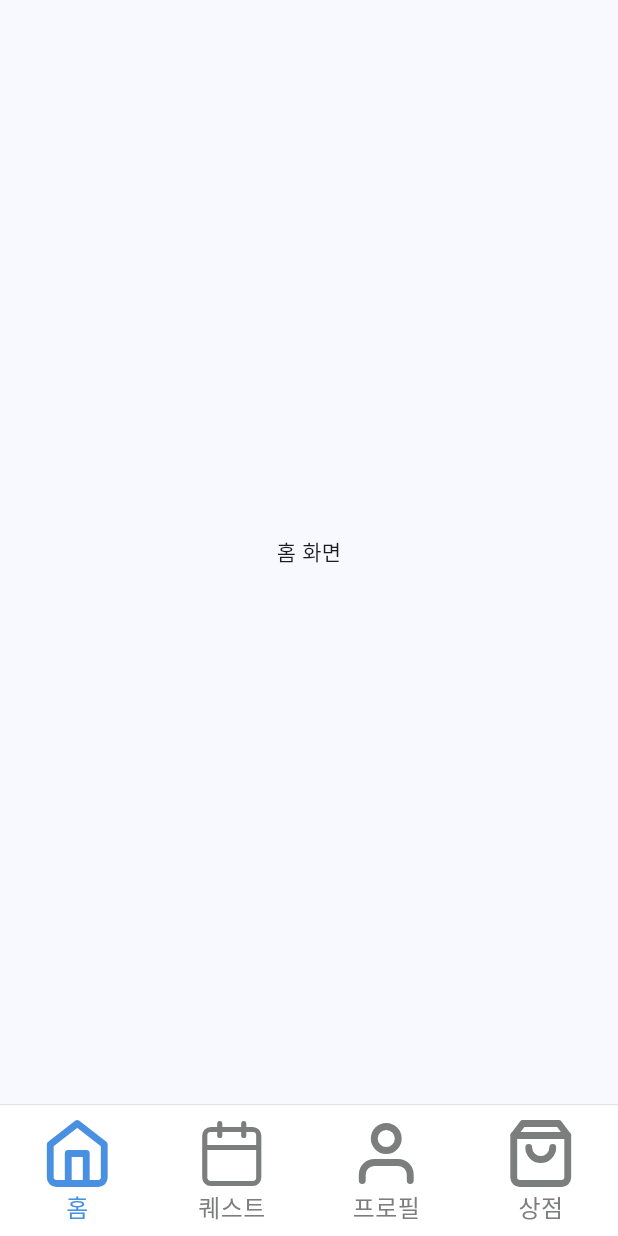
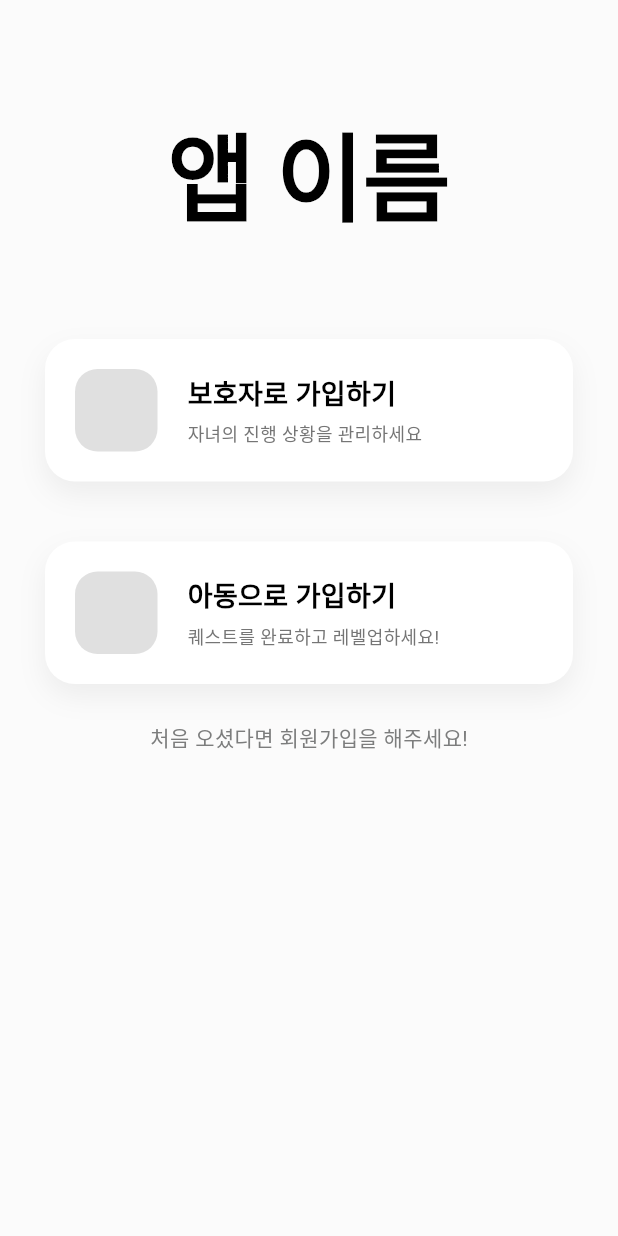
Before and after one commit to IS4Ps/frontend, a Flutter app: the screen it shows after launch, on a phone screen of 412 x 824 dp. Run offline on Flutter 3.47's test engine with Material 3 defaults, Android fonts, the light colour scheme and no system bars; our stand-ins replace flutter_svg.

Commit message:
[FEAT/#23] 앱 메인 화면 UI + 부모 화면 바텀네비게이션 추가

```diff
--- a/lib/main_screen.dart
+++ b/lib/child_main_screen.dart
@@ -1,23 +1,23 @@
 import 'package:flutter/material.dart';
 import 'package:flutter_svg/flutter_svg.dart'; // SVG 사용을 위해 꼭 필요
 import 'screens/quest/quest_screen.dart';
-import 'screens/home_screen.dart';
+import 'screens/home/home_screen.dart';
 import 'screens/profile/profile_screen.dart';
-import 'screens/store_screen.dart';
+import 'screens/store/store_screen.dart';
 
-class MainScreen extends StatefulWidget {
-  const MainScreen({super.key});
+class ChildMainScreen extends StatefulWidget {
+  const ChildMainScreen({super.key});
 
   @override
-  State<MainScreen> createState() => _MainScreenState();
+  State<ChildMainScreen> createState() => _MainScreenState();
 }
 
-class _MainScreenState extends State<MainScreen> {
+class _MainScreenState extends State<ChildMainScreen> {
   int _selectedIndex = 0; // 현재 선택된 탭의 인덱스
 
   final List<Widget> _screens = [
-    const Center(child: Text("홈 화면")),   // 0번: 홈
-    const QuestScreen(),   // 1번: 퀘스트 (오늘 만든 화면!)
+    const Center(child: Text("아동")),   // 0번: 홈
+    const QuestScreen(),
     const ProfileScreen(),
     const StoreScreen(),
   ];
--- a/lib/main.dart
+++ b/lib/main.dart
@@ -1,5 +1,5 @@
 import 'package:flutter/material.dart';
-import 'main_screen.dart'; // 우리가 만든 파일을 불러와야 해!
+import 'start_screen.dart'; // 처음엔 시작 화면을 띄우기
 
 void main() {
   runApp(const MyApp());
@@ -11,14 +11,13 @@ class MyApp extends StatelessWidget {
   @override
   Widget build(BuildContext context) {
     return MaterialApp(
+      debugShowCheckedModeBanner: false,
       title: 'IS4Ps',
-      debugShowCheckedModeBanner: false, // 오른쪽 위 디버그 띠 제거
       theme: ThemeData(
         colorScheme: ColorScheme.fromSeed(seedColor: const Color(0xFF1687E3)),
         useMaterial3: true,
       ),
-      // 앱이 켜지면 보여줄 첫 화면 설정
-      home: const MainScreen(),
+      home: const StartScreen(), // 첫 화면은 시작 화면!
     );
   }
 }
--- /dev/null
+++ b/lib/start_screen.dart
@@ -0,0 +1,143 @@
+import 'package:flutter/material.dart';
+import 'package:frontend/child_main_screen.dart';
+import 'package:frontend/parent_main_screen.dart';
+
+class StartScreen extends StatelessWidget {
+  const StartScreen({super.key});
+
+  @override
+  Widget build(BuildContext context) {
+    return Scaffold(
+      backgroundColor: Color(0xFFFBFBFB),
+      body: SafeArea(
+        child: SizedBox(
+          width: double.infinity,
+          height: double.infinity,
+          child: Padding(
+            padding: const EdgeInsets.symmetric(horizontal: 30),
+            child: Column(
+              children: [
+                const SizedBox(height: 69), // 상단 여백
+
+                // 1. 앱 타이틀
+                const Text(
+                  '앱 이름',
+                  style: TextStyle(
+                    fontSize: 64,
+                    fontWeight: FontWeight.bold,
+                    color: Colors.black,
+                    letterSpacing: -1.2,
+                  ),
+                ),
+
+                // 2. 타이틀과 버튼 사이의 공간
+                const SizedBox(height: 60),
+
+                // 3. 보호자 버튼
+                _buildRoleButton(
+                  title: '보호자로 가입하기',
+                  subtitle: '자녀의 진행 상황을 관리하세요',
+                  onTap: () {
+                    Navigator.push(
+                      context,
+                      MaterialPageRoute(builder: (context) => const ParentMainScreen())
+                    );
+                  },
+                ),
+
+                const SizedBox(height: 40),
+
+                // 4. 아동 버튼
+                _buildRoleButton(
+                  title: '아동으로 가입하기',
+                  subtitle: '퀘스트를 완료하고 레벨업하세요!',
+                  onTap: () {
+                    Navigator.push(
+                      context,
+                      MaterialPageRoute(builder: (context) => const ChildMainScreen()),
+                    );
+                  },
+                ),
+
+                // 5. 버튼 바로 밑에 텍스트 배치
+                const SizedBox(height: 25),
+                const Text(
+                  '처음 오셨다면 회원가입을 해주세요!',
+                  style: TextStyle(
+                    color: Color(0xFF7C7D7D),
+                    fontSize: 14,
+                  ),
+                ),
+
+                // 6. 하단 여백 조절을 위한 공간
+                const Spacer(flex: 2),
+              ],
+            ),
+          ),
+        ),
+      ),
+    );
+  }
+
+  // 역할 선택 버튼 위젯
+  Widget _buildRoleButton({
+    required String title,
+    required String subtitle,
+    required VoidCallback onTap,
+  }) {
+    return GestureDetector(
+      onTap: onTap,
+      child: Container(
+        width: double.infinity,
+        padding: const EdgeInsets.all(20),
+        decoration: BoxDecoration(
+          color: Colors.white,
+          borderRadius: BorderRadius.circular(20),
+          boxShadow: [
+            BoxShadow(
+              color: Colors.black.withOpacity(0.06),
+              blurRadius: 15,
+              offset: const Offset(0, 8),
+            ),
+          ],
+        ),
+        child: Row(
+          children: [
+            Container(
+              width: 55,
+              height: 55,
+              decoration: BoxDecoration(
+                color: const Color(0xFFE0E0E0),
+                borderRadius: BorderRadius.circular(15),
+              ),
+            ),
+            const SizedBox(width: 20),
+            Expanded(
+              child: Column(
+                crossAxisAlignment: CrossAxisAlignment.start,
+                children: [
+                  Text(
+                    title,
+                    style: const TextStyle(
+                      fontSize: 18,
+                      fontWeight: FontWeight.bold,
+                      color: Colors.black,
+                    ),
+                  ),
+                  const SizedBox(height: 4),
+                  Text(
+                    subtitle,
+                    style: const TextStyle(
+                      fontSize: 12,
+                      color: Color(0xFF757575),
+                    ),
+                  ),
+                ],
+              ),
+            ),
+          ],
+        ),
+      ),
+    );
+  }
+}
```
Also changed, not shown: lib/parent_main_screen.dart (added, +89 -0 lines), assets/icons/dashboard.svg (added), assets/icons/reward.svg (added), assets/icons/routine.svg (added), assets/icons/setting.svg (added), lib/screens/home/home_screen.dart (added), lib/screens/store/store_screen.dart (renamed from lib/screens/store_screen.dart).
